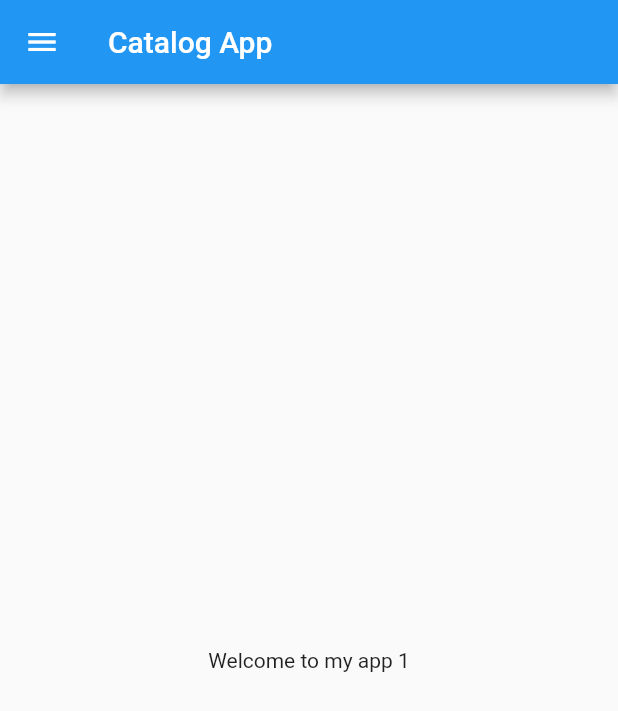
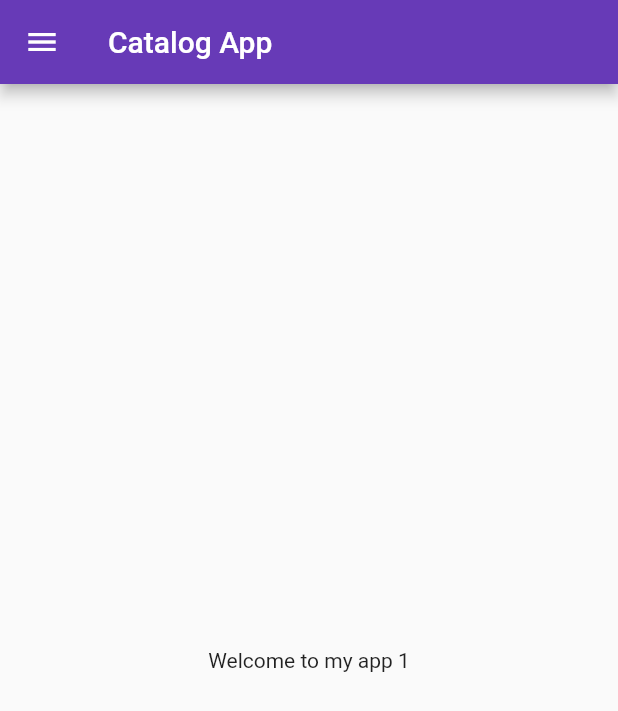
Before and after one commit to Abir-ux/First-App, a Flutter app: the screen it shows after launch, on a phone screen of 412 x 824 dp. Shown: the top 711 px of the screen. Run offline on Flutter 3.47's test engine with Material 2 defaults, Android fonts, the phone set to English and light mode, and no system bars.

```diff
--- a/firstflutterproject/lib/main.dart
+++ b/firstflutterproject/lib/main.dart
@@ -1,5 +1,6 @@
-import 'package:firstflutterproject/home_page.dart';
+import 'package:firstflutterproject/login_page.dart';
 import 'package:flutter/material.dart';
+import 'package:firstflutterproject/pages/home_page.dart';
 
 void main() {
   runApp(MyApp());
@@ -10,10 +11,18 @@ class MyApp extends StatelessWidget {
 
   @override
   Widget build(BuildContext context) {
+    return MaterialApp(
+      // home: HomePage(),
+      themeMode: ThemeMode.light,
+      theme: ThemeData(primarySwatch: Colors.deepPurple),
+      darkTheme: ThemeData(brightness: Brightness.dark),
 
-
-    return MaterialApp(
-      home: HomePage(),
+      initialRoute: "/home",
+      routes: {
+        "/": (context) => LoginPage(),
+        "/home": (context) => HomePage(),
+        "/login": (context) => LoginPage(),
+      },
     );
   }
 }
```
Also changed, not shown: firstflutterproject/lib/login_page.dart (added, +22 -0 lines), firstflutterproject/lib/pages/home_page.dart (renamed from firstflutterproject/lib/home_page.dart).
